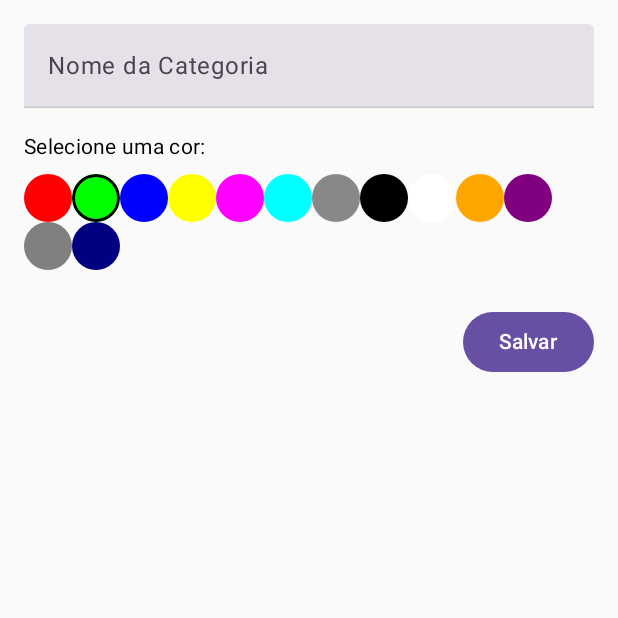
After one commit to Guiiima/CalendarioAndroid, an Android app built with Jetpack Compose: the CategoriaActivity screen opened directly, with no data from a screen before it, on a phone screen of 412 x 824 dp, the top half of it. The commit adds this screen. Run offline under Robolectric (Android 15) with nearby library versions, the phone set to English and light mode, and no system bars.

Commit message:
Amanhã eu termino esta merda

```diff
--- a/app/build.gradle.kts
+++ b/app/build.gradle.kts
@@ -49,6 +49,7 @@ dependencies {
     annotationProcessor(libs.androidx.room.compiler)
     implementation(libs.androidx.room.ktx)
     ksp(libs.androidx.room.compiler)
+    implementation("com.google.accompanist:accompanist-flowlayout:0.36.0")
 
     implementation(libs.androidx.core.ktx)
     implementation(libs.androidx.lifecycle.runtime.ktx)
--- a/app/src/main/AndroidManifest.xml
+++ b/app/src/main/AndroidManifest.xml
@@ -23,6 +23,11 @@
                 <category android:name="android.intent.category.LAUNCHER" />
             </intent-filter>
         </activity>
+        <activity android:name=".view.CategoriaActivity"
+            android:exported="true"
+            android:label="Categorias"
+            android:theme="@style/Theme.Calendarios">
+        </activity>
     </application>
 
 </manifest>
--- a/app/src/main/java/com/example/calendarios/model/entity/Categoria.kt
+++ b/app/src/main/java/com/example/calendarios/model/entity/Categoria.kt
@@ -8,4 +8,5 @@ data class Categoria(
     @PrimaryKey(autoGenerate = true)
     var id: Int = 0,
     var nome: String,
+    var cor: String
 )
--- /dev/null
+++ b/app/src/main/java/com/example/calendarios/view/CategoriaActivity.kt
@@ -0,0 +1,129 @@
+package com.example.calendarios.view
+
+import android.os.Bundle
+import androidx.activity.ComponentActivity
+import androidx.activity.compose.setContent
+import androidx.activity.viewModels
+import androidx.compose.foundation.background
+import androidx.compose.foundation.border
+import androidx.compose.foundation.clickable
+import androidx.compose.foundation.layout.Arrangement
+import androidx.compose.foundation.layout.Box
+import androidx.compose.foundation.layout.Column
+import androidx.compose.foundation.layout.ExperimentalLayoutApi
+import androidx.compose.foundation.layout.FlowRow
+import androidx.compose.foundation.layout.Row
+import androidx.compose.foundation.layout.Spacer
+import androidx.compose.foundation.layout.fillMaxSize
+import androidx.compose.foundation.layout.fillMaxWidth
+import androidx.compose.foundation.layout.height
+import androidx.compose.foundation.layout.padding
+import androidx.compose.foundation.layout.size
+import androidx.compose.foundation.shape.CircleShape
+import androidx.compose.material3.Button
+import androidx.compose.material3.ExperimentalMaterial3Api
+import androidx.compose.material3.MaterialTheme
+import androidx.compose.material3.Text
+import androidx.compose.material3.TextField
+import androidx.compose.material3.TextFieldDefaults
+import androidx.compose.runtime.Composable
+import androidx.compose.runtime.getValue
+import androidx.compose.runtime.mutableStateOf
+import androidx.compose.runtime.remember
+import androidx.compose.runtime.setValue
+import androidx.compose.ui.Alignment
+import androidx.compose.ui.Modifier
+import androidx.compose.ui.draw.clip
+import androidx.compose.ui.graphics.Color
+import androidx.compose.ui.unit.dp
+import com.example.calendarios.model.database.AppDatabase
+import com.example.calendarios.viewmodel.CategoriaViewModel
+import com.example.calendarios.viewmodel.CategoriaViewModelFactory
+
+class CategoriaActivity : ComponentActivity() {
+    private val categoriaViewModel: CategoriaViewModel by viewModels {
+        val dao = AppDatabase.getDatabase(applicationContext).categoriaDao()
+        CategoriaViewModelFactory(dao)
+    }
+
+    override fun onCreate(savedInstanceState: Bundle?) {
+        super.onCreate(savedInstanceState)
+        setContent {
+            MaterialTheme {
+                CadastroCategoriaScreen()
+            }
+        }
+    }
+}
+
+@OptIn(ExperimentalMaterial3Api::class, ExperimentalLayoutApi::class)
+@Composable
+fun CadastroCategoriaScreen() {
+    var nomeCategoria by remember { mutableStateOf("") }
+    var corSelecionada by remember { mutableStateOf(Color.Green) }
+
+    val cores = listOf(
+        Color.Red, Color.Green, Color.Blue, Color.Yellow, Color.Magenta,
+        Color.Cyan, Color.Gray, Color.Black, Color.White, Color(0xFFFFA500), // Laranja
+        Color(0xFF800080), // Roxo escuro
+        Color(0xFF808080), // Cinza claro
+        Color(0xFF000080)  // Azul marinho
+    )
+
+    Column(
+        modifier = Modifier
+            .fillMaxSize()
+            .padding(16.dp)
+    ) {
+        // Campo de nome da categoria
+        TextField(
+            value = nomeCategoria,
+            onValueChange = { nomeCategoria = it },
+            label = { Text("Nome da Categoria") },
+            modifier = Modifier
+                .fillMaxWidth()
+                .padding(bottom = 16.dp),
+            colors = TextFieldDefaults.textFieldColors(
+                focusedIndicatorColor = Color.Gray,
+                unfocusedIndicatorColor = Color.LightGray
+            )
+        )
+
+        // Campo de seleção de cores
+        Text(
+            text = "Selecione uma cor:",
+            style = MaterialTheme.typography.bodyMedium,
+            modifier = Modifier.padding(bottom = 8.dp)
+        )
+
+        // Exibe as opções de cores
+        FlowRow(
+            modifier = Modifier.fillMaxWidth(),
+        ) {
+            cores.forEach { cor ->
+                Box(
+                    modifier = Modifier
+                        .size(32.dp) // Tamanho menor dos círculos
+                        .clip(CircleShape)
+                        .background(cor)
+                        .border(
+                            width = 2.dp,
+                            color = if (cor == corSelecionada) Color.Black else Color.Transparent,
+                            shape = CircleShape
+                        )
+                        .clickable { corSelecionada = cor } // Seleção da cor
+                )
+            }
+        }
+
+        Spacer(modifier = Modifier.height(24.dp))
+
+        // Botão de Salvar
+        Button(
+            onClick = { /* Ação ao salvar */ },
+            modifier = Modifier.align(Alignment.End)
+        ) {
+            Text(text = "Salvar")
+        }
+    }
+}
```
Also changed, not shown: app/src/main/java/com/example/calendarios/model/database/AppDatabase.kt (+8 -2 lines), app/src/main/java/com/example/calendarios/view/MainActivity.kt (+66 -27 lines), app/src/main/java/com/example/calendarios/viewmodel/CategoriaViewModel.kt (added, +33 -0 lines), app/src/main/java/com/example/calendarios/viewmodel/CategoriaViewModelFactory.kt (added, +15 -0 lines).
